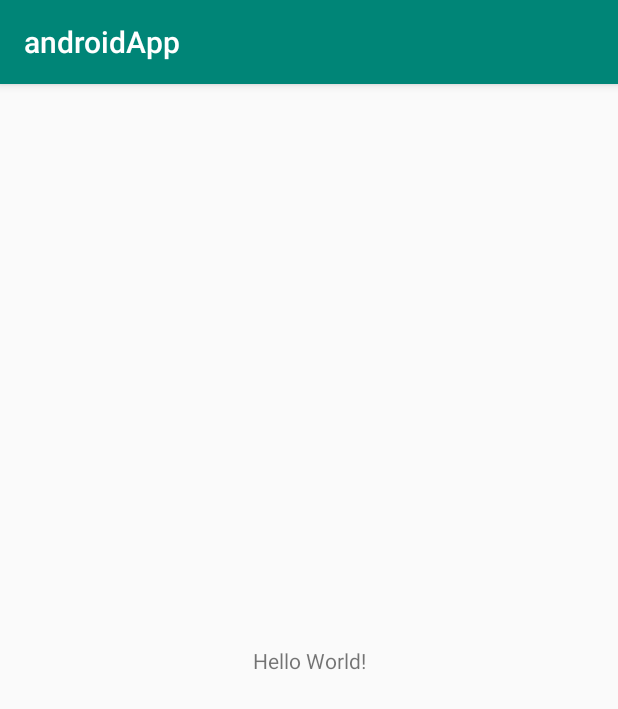
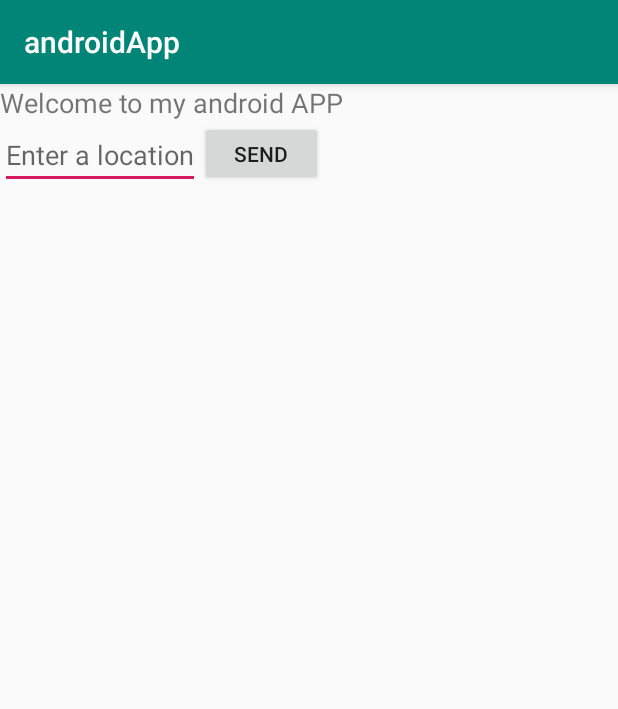
Before and after one commit to davidchao1/androidAPP, an Android app: the screen it shows after launch (MainActivity), on a phone screen of 412 x 824 dp. Shown: the top 709 px of the screen. Run offline under Robolectric (Android 15) with nearby library versions, the phone set to English and light mode, and no system bars.

Commit message:
this works right now

```diff
--- a/app/build.gradle
+++ b/app/build.gradle
@@ -25,4 +25,6 @@ dependencies {
     testImplementation 'junit:junit:4.12'
     androidTestImplementation 'com.android.support.test:runner:1.0.2'
     androidTestImplementation 'com.android.support.test.espresso:espresso-core:3.0.2'
+    implementation 'com.google.android.gms:play-services-maps:16.0.0'
+
 }
--- a/app/src/main/java/com/example/androidapp/MainActivity.java
+++ b/app/src/main/java/com/example/androidapp/MainActivity.java
@@ -1,13 +1,51 @@
 package com.example.androidapp;
+import android.content.Intent;
 
+import android.location.Address;
+import android.location.Geocoder;
 import android.support.v7.app.AppCompatActivity;
 import android.os.Bundle;
+import android.view.View;
+import android.widget.EditText;
+
+import com.google.android.gms.maps.GoogleMap;
+import com.google.android.gms.maps.MapFragment;
+import com.google.android.gms.maps.MapView;
+import com.google.android.gms.maps.model.LatLng;
+
+import java.util.List;
+import java.util.Locale;
+
 
 public class MainActivity extends AppCompatActivity {
+    public final static String EXTRA_MESSAGE= "hello";
 
     @Override
     protected void onCreate(Bundle savedInstanceState) {
         super.onCreate(savedInstanceState);
         setContentView(R.layout.activity_main);
     }
+    public void sendMessage(android.view.View v ){
+        Intent intent = new Intent(this, displayMap.class);
+        EditText editText =(EditText) findViewById(R.id.edit_message);
+        String message = editText.getText().toString();
+        //Geocoder geocoder = new Geocoder(this, Locale.getDefault());
+       // List<Address> addressList = null;
+//        if(message !=null || !message.equals("")){
+//            try{
+//                while(addressList==null) {
+//                    addressList = geocoder.getFromLocationName(message, 1);
+//                }
+//            }catch(Exception e){
+//                e.printStackTrace();
+//            }
+//            Address address = addressList.get(0);
+//            LatLng latLng = new LatLng(address.getLatitude(),address.getLongitude());
+//            //System.out.println(latLng);
+//        }
+        intent.putExtra(EXTRA_MESSAGE, message);
+
+         startActivity(intent);
+    }
+
 }
--- a/app/src/main/res/layout/activity_main.xml
+++ b/app/src/main/res/layout/activity_main.xml
@@ -1,4 +1,5 @@
 <?xml version="1.0" encoding="utf-8"?>
+
 <android.support.constraint.ConstraintLayout xmlns:android="http://schemas.android.com/apk/res/android"
     xmlns:app="http://schemas.android.com/apk/res-auto"
     xmlns:tools="http://schemas.android.com/tools"
@@ -6,13 +7,33 @@
     android:layout_height="match_parent"
     tools:context=".MainActivity">
 
+
     <TextView
+        android:id="@+id/prompt_message"
         android:layout_width="wrap_content"
         android:layout_height="wrap_content"
-        android:text="Hello World!"
-        app:layout_constraintBottom_toBottomOf="parent"
-        app:layout_constraintLeft_toLeftOf="parent"
-        app:layout_constraintRight_toRightOf="parent"
-        app:layout_constraintTop_toTopOf="parent" />
+        android:text="@string/prompt"
+        android:textSize="18sp"
+
+        />
+
+    <Button
+        android:id="@+id/button"
+        android:layout_width="82dp"
+        android:layout_height="43dp"
+        android:onClick="sendMessage"
+        android:text="@string/button"
+        app:layout_constraintLeft_toRightOf="@+id/edit_message"
+        app:layout_constraintTop_toBottomOf="@+id/prompt_message" />
+
+    <EditText
+        android:id="@+id/edit_message"
+        android:layout_width="wrap_content"
+        android:layout_height="wrap_content"
+        android:hint="@string/hint"
+        app:layout_constraintTop_toBottomOf="@+id/prompt_message"
+        tools:layout_editor_absoluteX="0dp" />
+
+
 
 </android.support.constraint.ConstraintLayout>
--- a/app/src/main/res/values/strings.xml
+++ b/app/src/main/res/values/strings.xml
@@ -1,3 +1,6 @@
 <resources>
     <string name="app_name">androidApp</string>
+    <string name="prompt">Welcome to my android APP</string>
+    <string name="button">Send</string>
+    <string name="hint">Enter a location</string>
 </resources>
--- a/build.gradle
+++ b/build.gradle
@@ -1,6 +1,7 @@
-// Top-level build file where you can add configuration options common to all sub-projects/modules.
+    // Top-level build file where you can add configuration options common to all sub-projects/modules.
+//    maven { url "https://maven.google.com" }
 
-buildscript {
+    buildscript {
 
     repositories {
         google()
@@ -8,7 +9,6 @@ buildscript {
     }
     dependencies {
         classpath 'com.android.tools.build:gradle:3.2.0'
-
 
         // NOTE: Do not place your application dependencies here; they belong
         // in the individual module build.gradle files
```
Also changed, not shown: app/src/main/AndroidManifest.xml (+20 -1 lines), app/src/main/java/com/example/androidapp/displayMap.java (added, +113 -0 lines), app/src/main/res/layout/display_map.xml (added, +15 -0 lines), 1 other file.
